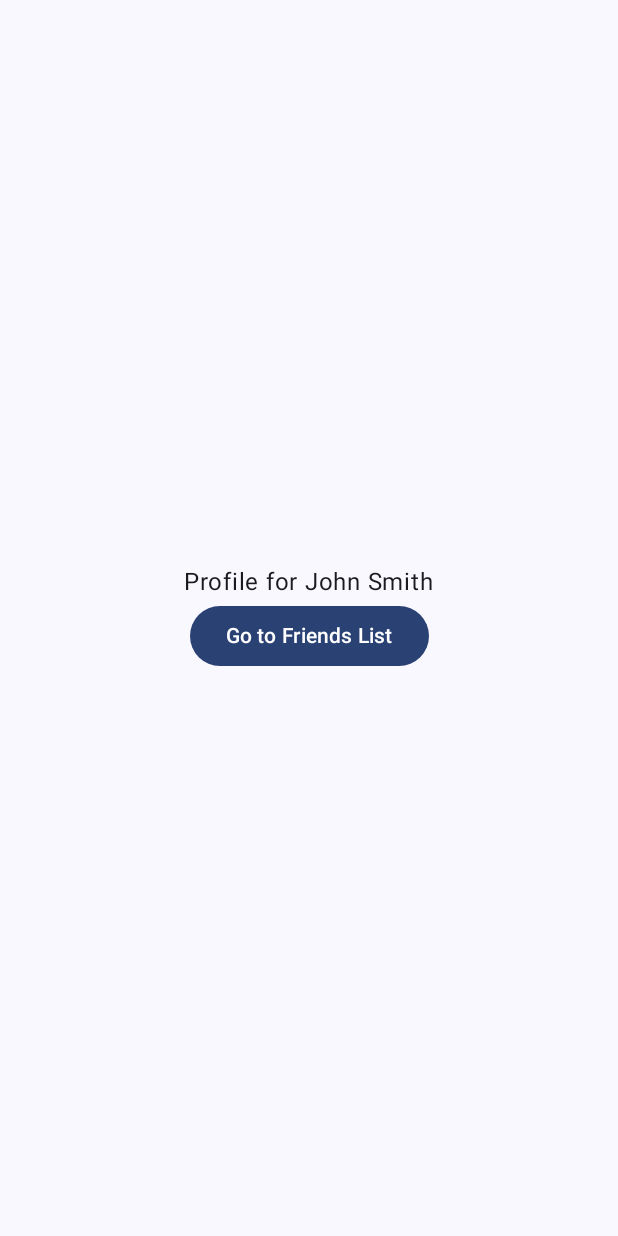
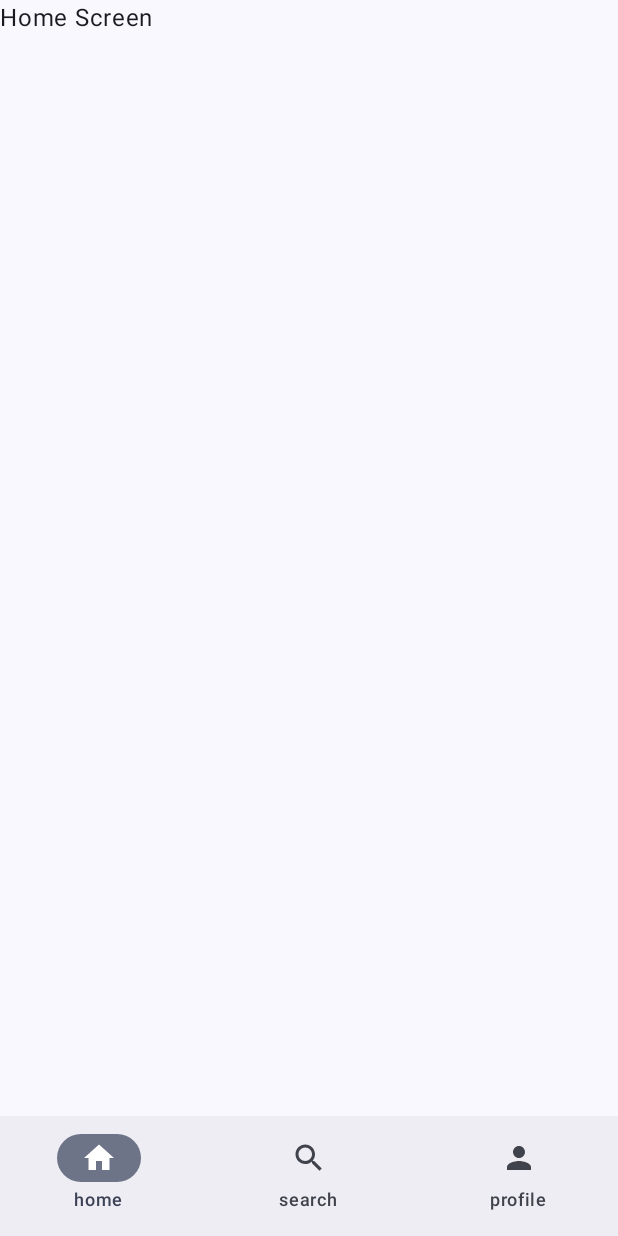
Before and after one commit to hyosikchoi/composenaviEx, an Android app built with Jetpack Compose: the screen it shows after launch (MainActivity), on a phone screen of 412 x 824 dp. Run offline under Robolectric (Android 15) with nearby library versions, the phone set to English and light mode, and no system bars.

Commit message:
Add - BottomNavigation in compose

```diff
--- a/app/src/main/java/com/hyosik/composenavigation/MainActivity.kt
+++ b/app/src/main/java/com/hyosik/composenavigation/MainActivity.kt
@@ -1,22 +1,39 @@
 package com.hyosik.composenavigation
 
 import android.os.Bundle
+import android.util.Log
 import androidx.activity.ComponentActivity
 import androidx.activity.compose.setContent
 import androidx.activity.enableEdgeToEdge
+import androidx.compose.foundation.background
 import androidx.compose.foundation.layout.Arrangement
 import androidx.compose.foundation.layout.Column
 import androidx.compose.foundation.layout.fillMaxSize
+import androidx.compose.foundation.layout.navigationBarsPadding
 import androidx.compose.foundation.layout.padding
+import androidx.compose.foundation.layout.statusBarsPadding
+import androidx.compose.foundation.layout.systemBarsPadding
+import androidx.compose.material.icons.Icons
+import androidx.compose.material.icons.filled.Home
+import androidx.compose.material.icons.filled.Person
+import androidx.compose.material.icons.filled.Search
 import androidx.compose.material3.Button
+import androidx.compose.material3.Icon
+import androidx.compose.material3.NavigationBar
+import androidx.compose.material3.NavigationBarItem
 import androidx.compose.material3.Scaffold
 import androidx.compose.material3.Text
 import androidx.compose.runtime.Composable
 import androidx.compose.ui.Alignment
 import androidx.compose.ui.Modifier
+import androidx.compose.ui.graphics.Color
+import androidx.compose.ui.platform.LocalDensity
 import androidx.compose.ui.tooling.preview.Preview
+import androidx.compose.ui.unit.dp
+import androidx.navigation.NavHostController
 import androidx.navigation.compose.NavHost
 import androidx.navigation.compose.composable
+import androidx.navigation.compose.currentBackStackEntryAsState
 import androidx.navigation.compose.rememberNavController
 import androidx.navigation.toRoute
 import com.hyosik.composenavigation.ui.theme.ComposeNavigationTheme
@@ -28,20 +45,63 @@ data class Profile(val name: String)
 @Serializable
 object FriendsList
 
+sealed class Screen(val route: String, val icon: androidx.compose.ui.graphics.vector.ImageVector) {
+    data object Home : Screen("home", Icons.Default.Home)
+    data object Search : Screen("search", Icons.Default.Search)
+    data object Profile : Screen("profile", Icons.Default.Person)
+}
+
 class MainActivity : ComponentActivity() {
     override fun onCreate(savedInstanceState: Bundle?) {
         super.onCreate(savedInstanceState)
         enableEdgeToEdge()
         setContent {
             ComposeNavigationTheme {
-                Scaffold(modifier = Modifier.fillMaxSize()) { innerPadding ->
-                    Column(
-                        modifier = Modifier
-                            .fillMaxSize()
-                            .padding(innerPadding)
+                val navController = rememberNavController()
+
+                Scaffold(
+                    modifier = Modifier.fillMaxSize(),
+                    bottomBar = { BottomNavigationBar(navController) }
+                ) { innerPadding ->
+                    NavHost(
+                        navController,
+                        startDestination = Screen.Home.route,
+                        Modifier.padding(innerPadding)
                     ) {
-                        MyApp()
+                        composable(Screen.Home.route) {
+                            Column(
+                                modifier = Modifier
+                                    .fillMaxSize()
+                            ) {
+                                Text("Home Screen")
+                            }
+                        }
+                        composable(Screen.Search.route) {
+                            Column(
+                                modifier = Modifier
+                                    .fillMaxSize()
+                            ) {
+                                Text("Search Screen")
+                            }
+                        }
+                        composable(Screen.Profile.route) {
+                            Column(
+                                modifier = Modifier
+                                    .fillMaxSize()
+                            ) {
+                                Text("Profile Screen")
+                            }
+                        }
                     }
+
+
+//                    Column(
+//                        modifier = Modifier
+//                            .fillMaxSize()
+//                            .padding(innerPadding)
+//                    ) {
+//                        MyApp()
+//                    }
 
                 }
             }
@@ -69,6 +129,32 @@ fun MyApp() {
                     navController.navigate(
                         route = Profile(name = "Aisha Devi")
                     )
+                }
+            )
+        }
+    }
+}
+
+@Composable
+fun BottomNavigationBar(navController: NavHostController) {
+    val items = listOf(
+        Screen.Home,
+        Screen.Search,
+        Screen.Profile
+    )
+    NavigationBar {
+        val currentRoute = navController.currentBackStackEntryAsState().value?.destination?.route
+        items.forEach { screen ->
+            NavigationBarItem(
+                icon = { Icon(screen.icon, contentDescription = screen.route) },
+                label = { Text(screen.route) },
+                selected = currentRoute == screen.route,
+                onClick = {
+                    navController.navigate(screen.route) {
+                        popUpTo(navController.graph.startDestinationId) { saveState = true }
+                        launchSingleTop = true
+                        restoreState = true
+                    }
                 }
             )
         }
--- a/gradle/libs.versions.toml
+++ b/gradle/libs.versions.toml
@@ -10,6 +10,7 @@ activityCompose = "1.10.1"
 composeBom = "2024.04.01"
 navigation = "2.8.8"
 serialization = "1.6.0"
+composeMaterial= "1.7.8"
 
 [libraries]
 androidx-core-ktx = { group = "androidx.core", name = "core-ktx", version.ref = "coreKtx" }
```
Also changed, not shown: app/build.gradle.kts (line endings or trailing spaces).
